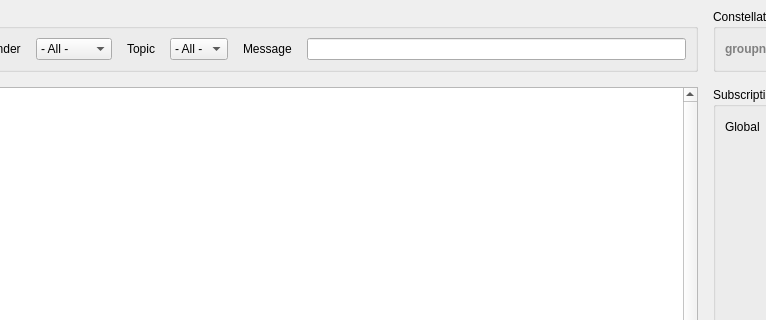
Old version of the form cxx/listeners/Observatory/Observatory.ui in the repository constellation-daq/Constellation; both pictures show x 186 to 952 and y 0 to 320 of the 1200 by 550 pixel window.
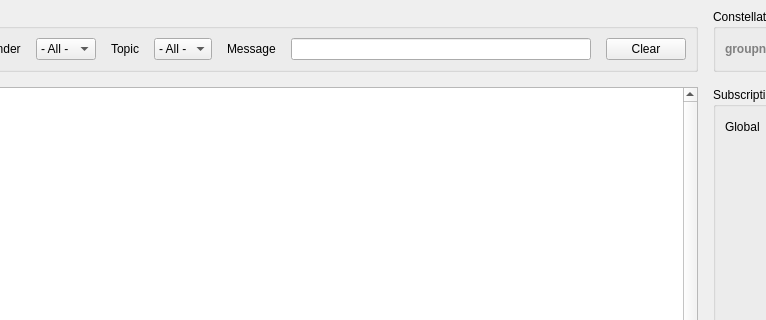
New version of the form. Icons and pictures are not drawn.

Commit message: Observatory: add clear button for filter

What changed in the file:
```diff
--- a/cxx/listeners/Observatory/Observatory.ui
+++ b/cxx/listeners/Observatory/Observatory.ui
@@ -282,6 +282,19 @@
              </property>
             </widget>
            </item>
+           <item>
+            <widget class="QPushButton" name="clearFilters">
+             <property name="minimumSize">
+              <size>
+               <width>0</width>
+               <height>0</height>
+              </size>
+             </property>
+             <property name="text">
+              <string>Clear</string>
+             </property>
+            </widget>
+           </item>
           </layout>
          </widget>
         </item>
```
The commit also changes 2 other files.
